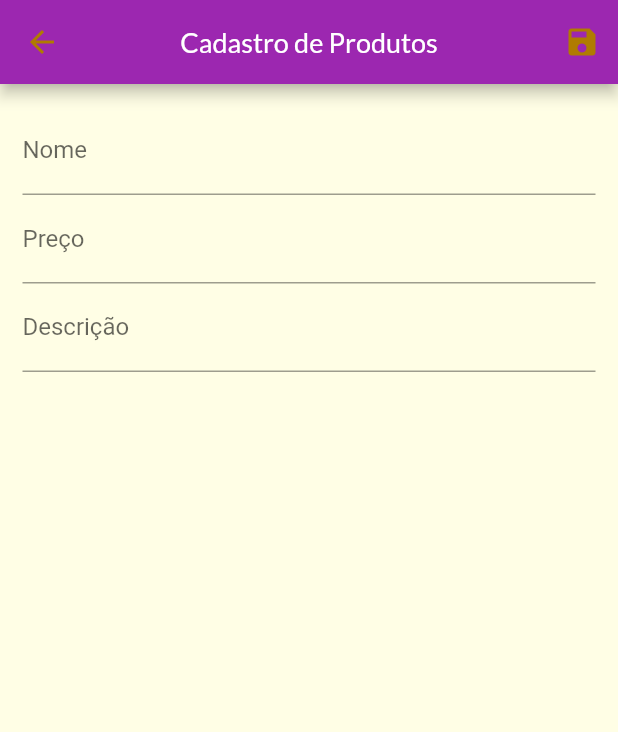
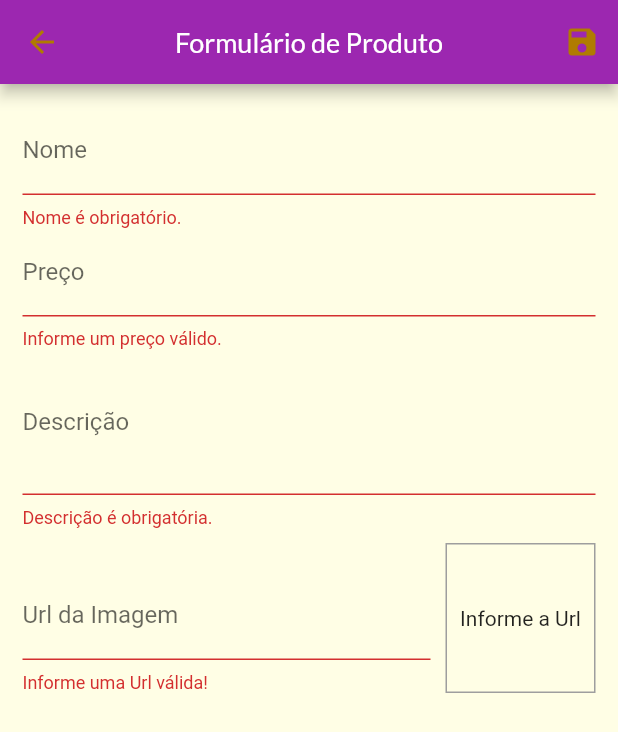
Before and after one commit to gilvancosta/shop_2023, a Flutter app: the ProductRegisterPage screen opened by its route, after a tap on the "save" icon, on a phone screen of 412 x 824 dp. Shown: the top 732 px of the screen. Run offline on Flutter 3.47's test engine with Material 2 defaults, Android fonts, the phone set to English and light mode, and no system bars; network calls fail.

```diff
--- a/lib/src/domain/entities/product_list_entity.dart
+++ b/lib/src/domain/entities/product_list_entity.dart
@@ -1,3 +1,5 @@
+import 'dart:math';
+
 import 'package:flutter/material.dart';
 import 'package:shop_2023/src/core/data/dummy_product.dart';
 import 'package:shop_2023/src/domain/entities/product_entity.dart';
@@ -5,21 +7,54 @@ import 'package:shop_2023/src/domain/entities/product_entity.dart';
 class ProductListEntity with ChangeNotifier {
   final List<ProductEntity> _items = dummyProducts;
 
-  List<ProductEntity> get items => [..._items]; // retorna uma cópia da lista
-
+  List<ProductEntity> get items => [..._items];
   List<ProductEntity> get favoriteItems => _items.where((prod) => prod.isFavorite).toList();
 
   int get itemsCount {
     return _items.length;
   }
 
+  void saveProduct(Map<String, Object> data) {
+    bool hasId = data['id'] != null;
+
+    final product = ProductEntity(
+      id: hasId ? data['id'] as String : Random().nextDouble().toString(),
+      name: data['name'] as String,
+      description: data['description'] as String,
+      price: data['price'] as double,
+      imageUrl: data['imageUrl'] as String,
+    );
+
+    if (hasId) {
+      updateProduct(product);
+    } else {
+      addProduct(product);
+    }
+  }
+
   void addProduct(ProductEntity product) {
     _items.add(product);
     notifyListeners();
   }
+
+  void updateProduct(ProductEntity product) {
+    int index = _items.indexWhere((p) => p.id == product.id);
+
+    if (index >= 0) {
+      _items[index] = product;
+      notifyListeners();
+    }
+  }
+
+  void removeProduct(ProductEntity product) {
+    int index = _items.indexWhere((p) => p.id == product.id);
+
+    if (index >= 0) {
+      _items.removeWhere((p) => p.id == product.id);
+      notifyListeners();
+    }
+  }
 }
-
-
 /*
   bool _showFavoriteOnly = false;
 
--- a/lib/src/iu/pages/product_register/product_register_page.dart
+++ /dev/null
@@ -1,82 +0,0 @@
-import 'package:flutter/material.dart';
-
-class ProductRegisterPage extends StatefulWidget {
-  const ProductRegisterPage({super.key});
-
-  @override
-  State<ProductRegisterPage> createState() => _ProductRegisterPageState();
-}
-
-class _ProductRegisterPageState extends State<ProductRegisterPage> {
-  final formKey = GlobalKey<FormState>();
-
-  final _priceFocus = FocusNode();
-  final _descriptionFocus = FocusNode();
-
-  @override
-  void dispose() {
-    super.dispose();
-
-    _priceFocus.dispose();
-    _descriptionFocus.dispose();
-  }
-
-  @override
-  Widget build(BuildContext context) {
-    return Scaffold(
-      appBar: AppBar(
-        title: const Text('Cadastro de Produtos'),
-        actions: [
-          IconButton(
-            onPressed: () {},
-            icon: const Icon(Icons.save),
-          ),
-        ],
-      ),
-      body: Padding(
-        padding: const EdgeInsets.all(15),
-        child: Form(
-          key: formKey,
-          child: ListView(
-            children: [
-              TextFormField(
-                decoration: const InputDecoration(
-                  labelText: 'Nome',
-                ),
-                textInputAction: TextInputAction.next,
-                onFieldSubmitted: (_) {
-                  FocusScope.of(context).requestFocus(_priceFocus);
-                },
-              ),
-              TextFormField(
-                decoration: const InputDecoration(
-                  labelText: 'Preço',
-                ),
-                textInputAction: TextInputAction.next,
-                focusNode: _priceFocus,
-                onFieldSubmitted: (_) {
-                  FocusScope.of(context).requestFocus(_descriptionFocus);
-                },
-
-                //  keyboardType: TextInputType.number, para android
-                keyboardType: const TextInputType.numberWithOptions(
-                  decimal: true,
-                ),
-              ),
-              TextFormField(
-                decoration: const InputDecoration(
-                  labelText: 'Descrição',
-                ),
-                focusNode: _descriptionFocus,
-                textInputAction: TextInputAction.next,
-              ),
-              const Row(
-                children: [],
-              )
-            ],
-          ),
-        ),
-      ),
-    );
-  }
-}
--- a/lib/src/iu/pages/home/home_page.dart
+++ b/lib/src/ui/pages/home/home_page.dart
@@ -3,7 +3,7 @@ import 'package:flutter/material.dart';
 import 'package:provider/provider.dart';
 
 
-import 'package:shop_2023/src/iu/pages/home/widgets/products_gridview_widget.dart';
+import 'package:shop_2023/src/ui/pages/home/widgets/products_gridview_widget.dart';
 import '../../../domain/entities/cart_entity.dart';
 import '../../app_routes.dart';
 import '../../widgets/app_drawer.dart';
--- a/lib/src/iu/pages/home/widgets/product_gridtile_widget.dart
+++ b/lib/src/ui/pages/home/widgets/product_gridtile_widget.dart
@@ -1,7 +1,7 @@
 // ignore_for_file: public_member_api_docs, sort_constructors_first
 import 'package:flutter/material.dart';
 import 'package:provider/provider.dart';
-import 'package:shop_2023/src/iu/app_routes.dart';
+import 'package:shop_2023/src/ui/app_routes.dart';
 import 'package:shop_2023/src/domain/entities/product_entity.dart';
 
 import '../../../../domain/entities/cart_entity.dart';
--- a/lib/src/iu/pages/home/widgets/products_gridview_widget.dart
+++ b/lib/src/ui/pages/home/widgets/products_gridview_widget.dart
@@ -4,7 +4,7 @@ import 'package:provider/provider.dart';
 
 import 'package:shop_2023/src/domain/entities/product_list_entity.dart';
 import 'package:shop_2023/src/domain/entities/product_entity.dart';
-import 'package:shop_2023/src/iu/pages/home/widgets/product_gridtile_widget.dart';
+import 'package:shop_2023/src/ui/pages/home/widgets/product_gridtile_widget.dart';
 
 class ProductsGridViewWidget extends StatelessWidget {
   final bool showFavoriteOnly;
--- /dev/null
+++ b/lib/src/ui/pages/product_register/product_register_page.dart
@@ -0,0 +1,226 @@
+// ignore_for_file: avoid_print
+
+import 'package:flutter/material.dart';
+import 'package:provider/provider.dart';
+
+import '../../../domain/entities/product_entity.dart';
+import '../../../domain/entities/product_list_entity.dart';
+
+class ProductRegisterPage extends StatefulWidget {
+  const ProductRegisterPage({Key? key}) : super(key: key);
+
+  @override
+  State<ProductRegisterPage> createState() => _ProductFormPageState();
+}
+
+class _ProductFormPageState extends State<ProductRegisterPage> {
+  final _priceFocus = FocusNode();
+  final _descriptionFocus = FocusNode();
+
+  final _imageUrlFocus = FocusNode();
+  final _imageUrlController = TextEditingController();
+
+  final _formKey = GlobalKey<FormState>();
+  final _formData = <String, Object>{};
+
+  @override
+  void initState() {
+    super.initState();
+    _imageUrlFocus.addListener(updateImage);
+  }
+
+  @override
+  void didChangeDependencies() {
+    super.didChangeDependencies();
+
+    if (_formData.isEmpty) {
+      final arg = ModalRoute.of(context)?.settings.arguments;
+
+      if (arg != null) {
+        final product = arg as ProductEntity;
+        _formData['id'] = product.id;
+        _formData['name'] = product.name;
+        _formData['price'] = product.price;
+        _formData['description'] = product.description;
+        _formData['imageUrl'] = product.imageUrl;
+
+        _imageUrlController.text = product.imageUrl;
+      }
+    }
+  }
+
+  @override
+  void dispose() {
+    super.dispose();
+    _priceFocus.dispose();
+    _descriptionFocus.dispose();
+
+    _imageUrlFocus.removeListener(updateImage);
+    _imageUrlFocus.dispose();
+  }
+
+  void updateImage() {
+    setState(() {});
+  }
+
+  bool isValidImageUrl(String url) {
+    bool isValidUrl = Uri.tryParse(url)?.hasAbsolutePath ?? false;
+    bool endsWithFile = url.toLowerCase().endsWith('.png') || url.toLowerCase().endsWith('.jpg') || url.toLowerCase().endsWith('.jpeg');
+    return isValidUrl && endsWithFile;
+  }
+
+  void _submitForm() {
+    final isValid = _formKey.currentState?.validate() ?? false;
+
+    if (!isValid) {
+      return;
+    }
+
+    _formKey.currentState?.save();
+
+    Provider.of<ProductListEntity>(
+      context,
+      listen: false,
+    ).saveProduct(_formData);
+
+    Navigator.of(context).pop();
+  }
+
+  @override
+  Widget build(BuildContext context) {
+    return Scaffold(
+      appBar: AppBar(
+        title: const Text('Formulário de Produto'),
+        actions: [
+          IconButton(
+            onPressed: _submitForm,
+            icon: const Icon(Icons.save),
+          )
+        ],
+      ),
+      body: Padding(
+        padding: const EdgeInsets.all(15),
+        child: Form(
+          key: _formKey,
+          child: ListView(
+            children: [
+              TextFormField(
+                initialValue: _formData['name']?.toString(),
+                decoration: const InputDecoration(labelText: 'Nome'),
+                textInputAction: TextInputAction.next,
+                onFieldSubmitted: (_) {
+                  FocusScope.of(context).requestFocus(_priceFocus);
+                },
+                onSaved: (name) => _formData['name'] = name ?? '',
+                validator: (_name) {
+                  final name = _name ?? '';
+
+                  if (name.trim().isEmpty) {
+                    return 'Nome é obrigatório.';
+                  }
+
+                  if (name.trim().length < 3) {
+                    return 'Nome precisa no mínimo de 3 letras.';
+                  }
+
+                  return null;
+                },
+              ),
+              TextFormField(
+                initialValue: _formData['price']?.toString(),
+                decoration: const InputDecoration(labelText: 'Preço'),
+                textInputAction: TextInputAction.next,
+                focusNode: _priceFocus,
+                keyboardType: const TextInputType.numberWithOptions(
+                  decimal: true,
+                  signed: true,
+                ),
+                onFieldSubmitted: (_) {
+                  FocusScope.of(context).requestFocus(_descriptionFocus);
+                },
+                onSaved: (price) => _formData['price'] = double.parse(price ?? '0'),
+                validator: (_price) {
+                  final priceString = _price ?? '';
+                  final price = double.tryParse(priceString) ?? -1;
+
+                  if (price <= 0) {
+                    return 'Informe um preço válido.';
+                  }
+
+                  return null;
+                },
+              ),
+              TextFormField(
+                initialValue: _formData['description']?.toString(),
+                decoration: const InputDecoration(labelText: 'Descrição'),
+                focusNode: _descriptionFocus,
+                keyboardType: TextInputType.multiline,
+                maxLines: 3,
+                onSaved: (description) => _formData['description'] = description ?? '',
+                validator: (_description) {
+                  final description = _description ?? '';
+
+                  if (description.trim().isEmpty) {
+                    return 'Descrição é obrigatória.';
+                  }
+
+                  if (description.trim().length < 10) {
+                    return 'Descrição precisa no mínimo de 10 letras.';
+                  }
+
+                  return null;
+                },
+              ),
+              Row(
+                crossAxisAlignment: CrossAxisAlignment.end,
+                children: [
+                  Expanded(
+                    child: TextFormField(
+                      decoration: const InputDecoration(labelText: 'Url da Imagem'),
+                      keyboardType: TextInputType.url,
+                      textInputAction: TextInputAction.done,
+                      focusNode: _imageUrlFocus,
+                      controller: _imageUrlController,
+                      onFieldSubmitted: (_) => _submitForm(),
+                      onSaved: (imageUrl) => _formData['imageUrl'] = imageUrl ?? '',
+                      validator: (_imageUrl) {
+                        final imageUrl = _imageUrl ?? '';
+
+                        if (!isValidImageUrl(imageUrl)) {
+                          return 'Informe uma Url válida!';
+                        }
+
+                        return null;
+                      },
+                    ),
+                  ),
+                  Container(
+                    height: 100,
+                    width: 100,
+                    margin: const EdgeInsets.only(
+                      top: 10,
+                      left: 10,
+                    ),
+                    decoration: BoxDecoration(
+                      border: Border.all(
+                        color: Colors.grey,
+                        width: 1,
+                      ),
+                    ),
+                    alignment: Alignment.center,
+                    child: _imageUrlController.text.isEmpty
+                        ? const Text('Informe a Url')
+                        : FittedBox(
+                            fit: BoxFit.cover,
+                            child: Image.network(_imageUrlController.text),
+                          ),
+                  ),
+                ],
+              ),
+            ],
+          ),
+        ),
+      ),
+    );
+  }
+}
```
Also changed, not shown: lib/src/app.dart (+7 -7 lines), lib/src/ui/app_routes.dart (renamed from lib/src/iu/app_routes.dart), lib/src/ui/pages/cart/cart_page.dart (renamed from lib/src/iu/pages/cart/cart_page.dart), lib/src/ui/pages/cart/widgets/cart_item_widget.dart (renamed from lib/src/iu/pages/cart/widgets/cart_item_widget.dart), lib/src/ui/pages/counter/counter_page.dart (renamed from lib/src/iu/pages/counter/counter_page.dart), lib/src/ui/pages/home/widgets/iconcart_stack_widget.dart (renamed from lib/src/iu/pages/home/widgets/iconcart_stack_widget.dart), lib/src/ui/pages/order/orders_page.dart (renamed from lib/src/iu/pages/order/orders_page.dart), lib/src/ui/pages/order/widgets/order_widget.dart (renamed from lib/src/iu/pages/order/widgets/order_widget.dart), lib/src/ui/pages/product_detail/products_detail_page.dart (renamed from lib/src/iu/pages/product_detail/products_detail_page.dart), lib/src/ui/pages/product_list/product_list_page.dart (renamed from lib/src/iu/pages/product_list/product_list_page.dart), lib/src/ui/pages/product_list/widgets/product_listtile_widget.dart (renamed from lib/src/iu/pages/product_list/widgets/product_listtile_widget.dart), lib/src/ui/widgets/app_drawer.dart (renamed from lib/src/iu/widgets/app_drawer.dart).
